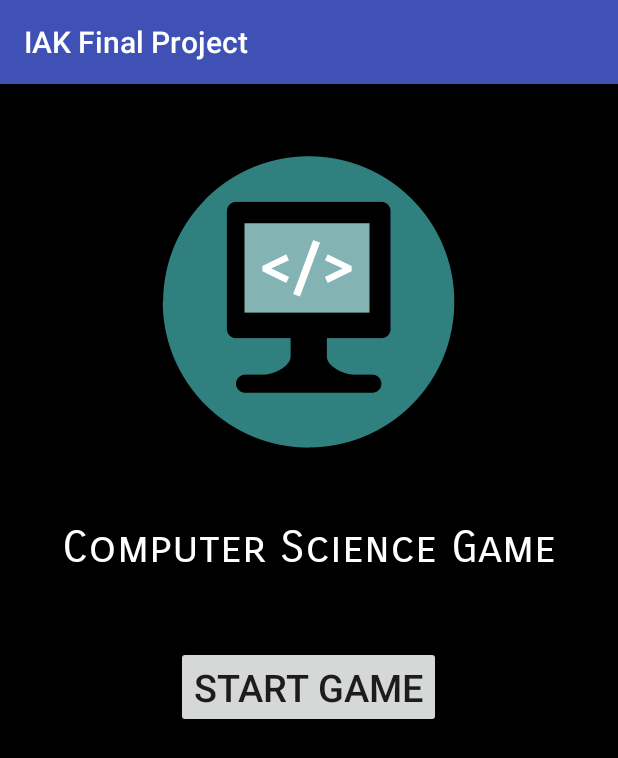
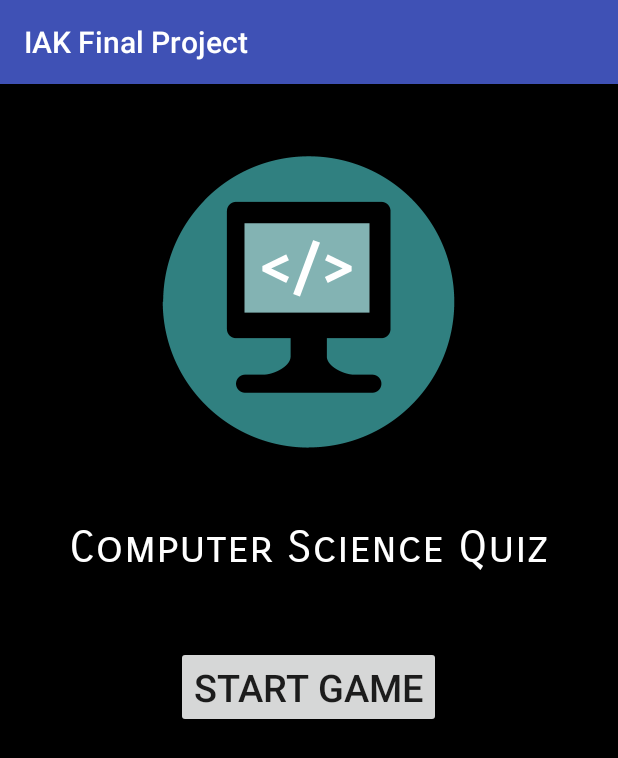
Before and after one commit to rmn0x01/Computer-Science-Quiz, an Android app: the screen it shows after launch (MainActivity), on a phone screen of 412 x 824 dp. Shown: the top 758 px of the screen. Run offline under Robolectric (Android 15) with nearby library versions, the phone set to English and light mode, and no system bars.

Commit message:
Change Game Title

```diff
--- a/app/src/main/res/values/strings.xml
+++ b/app/src/main/res/values/strings.xml
@@ -1,7 +1,7 @@
 <resources>
     <string name="app_name">IAK Final Project</string>
     <string name="start">Start Game</string>
-    <string name="game_name">Computer Science Game</string>
+    <string name="game_name">Computer Science Quiz</string>
     <string name="pick">Choose Level</string>
     <string-array name="levels">
         <item>Level 1</item>
```
